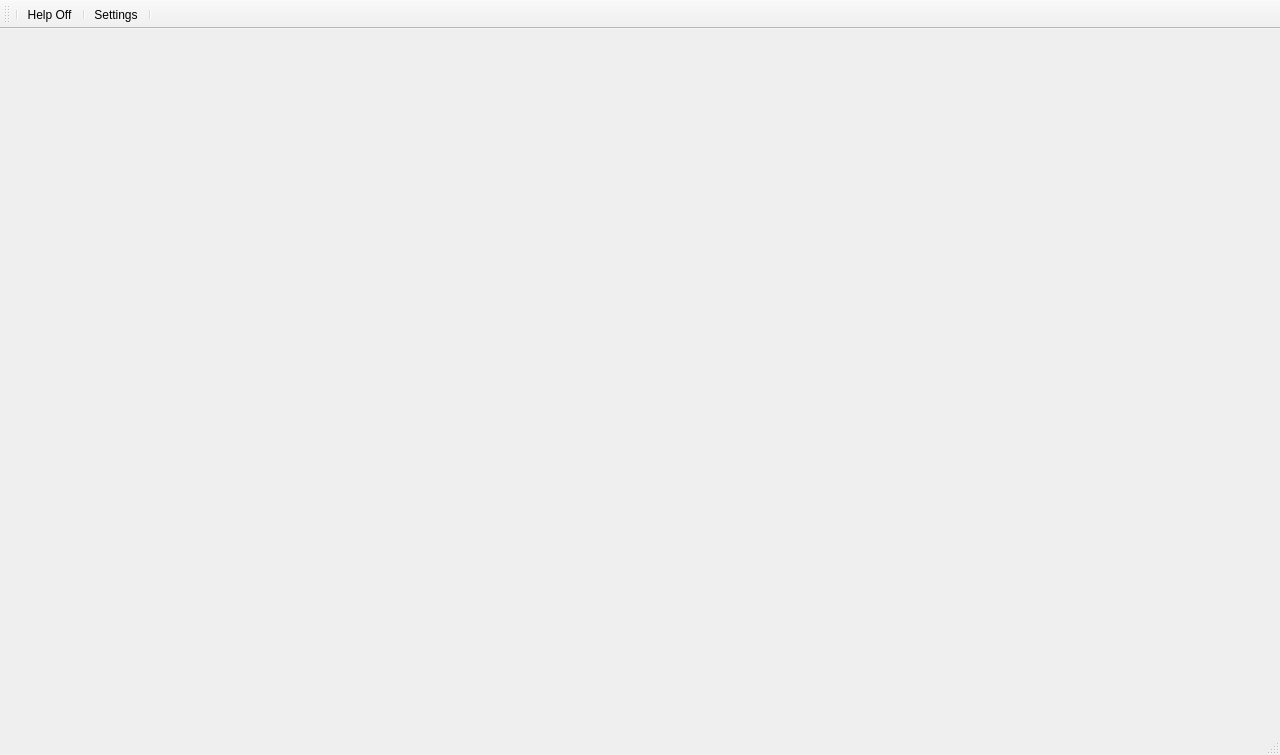
Old version of the form gui/main_window_ui.ui in the repository Wireless-Research-Tester/Automated-Wireless-Research-Tester.
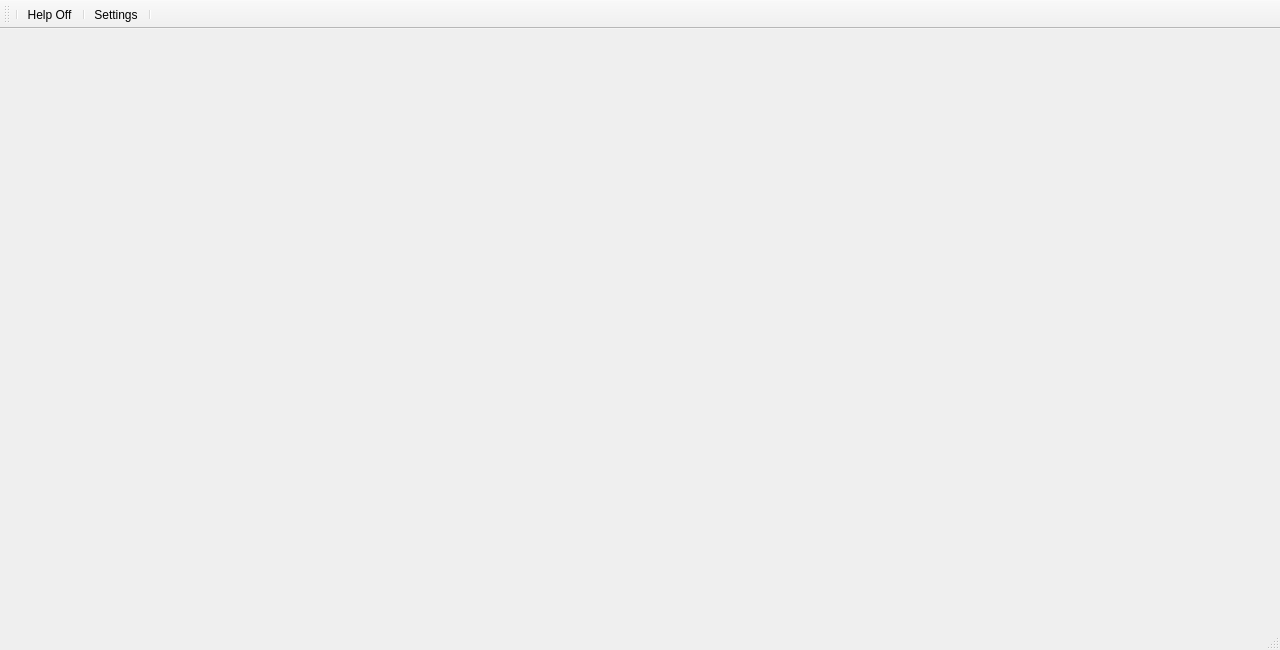
New version of the form. Icons and pictures are not drawn.

```diff
--- a/gui/main_window_ui.ui
+++ b/gui/main_window_ui.ui
@@ -7,7 +7,7 @@
     <x>0</x>
     <y>0</y>
     <width>1280</width>
-    <height>755</height>
+    <height>650</height>
    </rect>
   </property>
   <property name="windowTitle">
```
